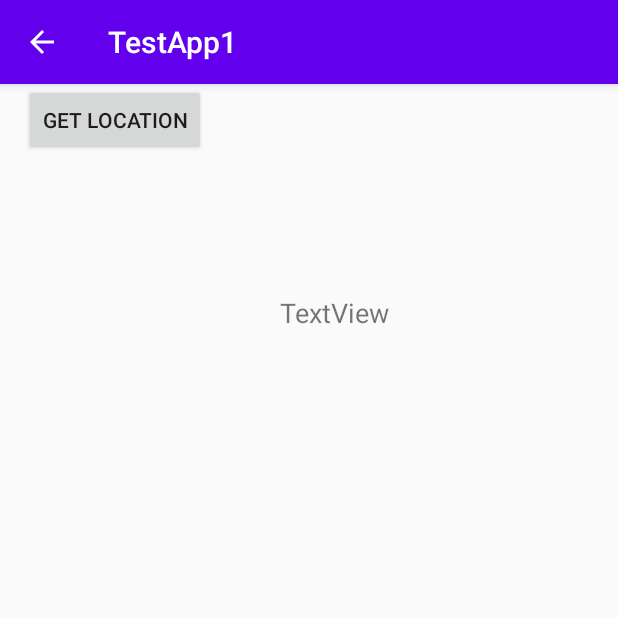
After one commit to Leonardin96/GeoSchnitzel, an Android app: the DisplayMessageActivity screen opened directly, with no data from a screen before it, on a phone screen of 412 x 824 dp, the top half of it. The commit adds this screen. Run offline under Robolectric (Android 15) with nearby library versions, the phone set to English and light mode, and no system bars.

Commit message:
Permissions and Permission-check part 1.

```diff
--- /dev/null
+++ b/app/src/main/java/com/example/testapp1/DisplayMessageActivity.java
@@ -0,0 +1,34 @@
+package com.example.testapp1;
+
+import androidx.appcompat.app.AppCompatActivity;
+import androidx.core.content.ContextCompat;
+
+import android.content.Intent;
+import android.os.Bundle;
+import android.widget.TextView;
+
+public class DisplayMessageActivity extends AppCompatActivity {
+
+    @Override
+    protected void onCreate(Bundle savedInstanceState) {
+        super.onCreate(savedInstanceState);
+        setContentView(R.layout.activity_display_message);
+
+        // Get the Intent that started this activity and extract the string
+        Intent intent = getIntent();
+        String message = intent.getStringExtra(MainActivity.EXTRA_MESSAGE);
+
+        // Capture the layout's TextView and set the string as its text
+        TextView textView = findViewById(R.id.textView3);
+        textView.setText(message);
+
+        // returns PERMISSION_DENIED (-1) or PERMISSON_GRANTED (0)
+        int isPermitted = ContextCompat.checkSelfPermission(this, "ACCESS_FINE_LOCATION");
+
+        if (isPermitted == 0) {
+
+        } else if (isPermitted == -1) {
+
+        };
+    }
+}
--- /dev/null
+++ b/app/src/main/res/layout/activity_display_message.xml
@@ -0,0 +1,44 @@
+<?xml version="1.0" encoding="utf-8"?>
+<androidx.constraintlayout.widget.ConstraintLayout xmlns:android="http://schemas.android.com/apk/res/android"
+    xmlns:app="http://schemas.android.com/apk/res-auto"
+    xmlns:tools="http://schemas.android.com/tools"
+    android:layout_width="match_parent"
+    android:layout_height="match_parent"
+    tools:context=".DisplayMessageActivity">
+
+    <TextView
+        android:id="@+id/textView3"
+        android:layout_width="wrap_content"
+        android:layout_height="wrap_content"
+        android:layout_marginTop="16dp"
+        android:fontFamily="casual"
+        android:text="TextView"
+        android:textAlignment="center"
+        android:textColor="#FFFFFF"
+        android:textSize="18sp"
+        app:layout_constraintEnd_toEndOf="parent"
+        app:layout_constraintStart_toStartOf="parent"
+        app:layout_constraintTop_toTopOf="parent" />
+
+    <TextView
+        android:id="@+id/geoSensor_textView"
+        android:layout_width="wrap_content"
+        android:layout_height="wrap_content"
+        android:layout_marginTop="96dp"
+        android:text="TextView"
+        android:textAlignment="center"
+        android:textSize="18sp"
+        app:layout_constraintEnd_toEndOf="parent"
+        app:layout_constraintHorizontal_bias="0.244"
+        app:layout_constraintStart_toEndOf="@+id/button2"
+        app:layout_constraintTop_toBottomOf="@+id/textView3" />
+
+    <Button
+        android:id="@+id/button2"
+        android:layout_width="wrap_content"
+        android:layout_height="wrap_content"
+        android:layout_marginStart="16dp"
+        android:text="Get Location"
+        app:layout_constraintStart_toStartOf="parent"
+        tools:layout_editor_absoluteY="126dp" />
+</androidx.constraintlayout.widget.ConstraintLayout>
```
Also changed, not shown: app/src/main/AndroidManifest.xml (+9 -0 lines), app/src/main/java/com/example/testapp1/MainActivity.java (+14 -0 lines), app/src/main/res/layout/activity_main.xml (+5 -3 lines).
